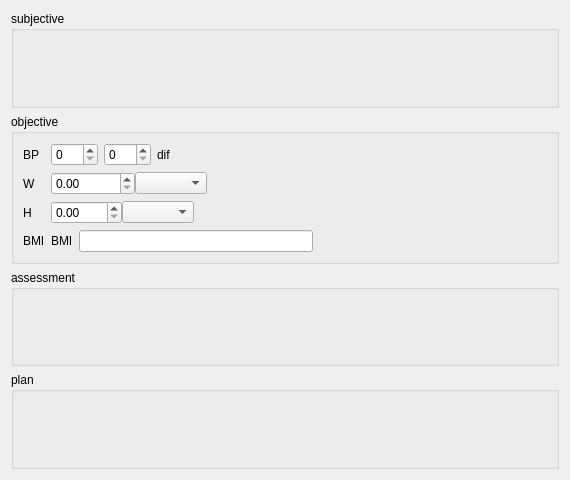
The window that subforms/generic/soap_with_biomeasurements_version_2/ui/xx/soapbio.ui (jeromecc/freehealth-ehr-france) describes before a commit, drawn with Qt 5.
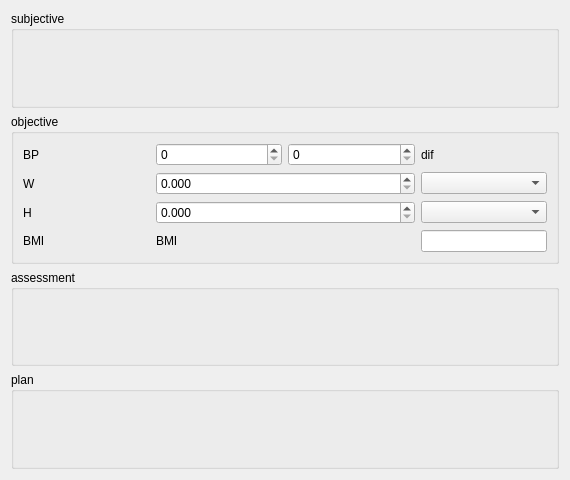
The same window after the commit.

```diff
--- a/subforms/generic/soap_with_biomeasurements_version_2/ui/xx/soapbio.ui
+++ b/subforms/generic/soap_with_biomeasurements_version_2/ui/xx/soapbio.ui
@@ -31,9 +31,9 @@
      <property name="title">
       <string>objective</string>
      </property>
-     <layout class="QVBoxLayout" name="verticalLayout">
+     <layout class="QHBoxLayout" name="horizontalLayout">
       <item>
-       <layout class="QFormLayout" name="formLayout">
+       <layout class="QGridLayout" name="gridLayout">
         <item row="0" column="0">
          <widget class="QLabel" name="bpLabel">
           <property name="text">
@@ -42,8 +42,6 @@
          </widget>
         </item>
         <item row="0" column="1">
-         <layout class="QHBoxLayout" name="horizontalLayout">
-          <item>
            <widget class="QSpinBox" name="bpSyst">
             <property name="maximum">
              <number>300</number>
@@ -53,7 +51,7 @@
             </property>
            </widget>
           </item>
-          <item>
+        <item row="0" column="2">
            <widget class="QSpinBox" name="bpDiast">
             <property name="maximum">
              <number>300</number>
@@ -63,28 +61,13 @@
             </property>
            </widget>
           </item>
-          <item>
+        <item row="0" column="3">
            <widget class="QLabel" name="bpPulse">
             <property name="text">
              <string>dif</string>
             </property>
            </widget>
           </item>
-          <item>
-           <spacer name="horizontalSpacer">
-            <property name="orientation">
-             <enum>Qt::Horizontal</enum>
-            </property>
-            <property name="sizeHint" stdset="0">
-             <size>
-              <width>40</width>
-              <height>20</height>
-             </size>
-            </property>
-           </spacer>
-          </item>
-         </layout>
-        </item>
         <item row="1" column="0">
          <widget class="QLabel" name="wLabel">
           <property name="text">
@@ -92,39 +75,28 @@
           </property>
          </widget>
         </item>
-        <item row="1" column="1">
-         <layout class="QHBoxLayout" name="horizontalLayout_3">
-          <property name="spacing">
-           <number>0</number>
-          </property>
-          <item>
+        <item row="1" column="1" colspan="2">
            <widget class="QDoubleSpinBox" name="weight">
+          <property name="decimals">
+           <number>3</number>
+          </property>
             <property name="maximum">
              <double>1000000.000000000000000</double>
             </property>
            </widget>
           </item>
-          <item>
+        <item row="1" column="3">
            <widget class="QComboBox" name="weightUnit">
+          <property name="sizePolicy">
+           <sizepolicy hsizetype="Minimum" vsizetype="Fixed">
+            <horstretch>0</horstretch>
+            <verstretch>0</verstretch>
+           </sizepolicy>
+          </property>
             <property name="focusPolicy">
              <enum>Qt::StrongFocus</enum>
             </property>
            </widget>
-          </item>
-          <item>
-           <spacer name="horizontalSpacer_2">
-            <property name="orientation">
-             <enum>Qt::Horizontal</enum>
-            </property>
-            <property name="sizeHint" stdset="0">
-             <size>
-              <width>40</width>
-              <height>20</height>
-             </size>
-            </property>
-           </spacer>
-          </item>
-         </layout>
         </item>
         <item row="2" column="0">
          <widget class="QLabel" name="hLabel">
@@ -133,39 +105,31 @@
           </property>
          </widget>
         </item>
-        <item row="2" column="1">
-         <layout class="QHBoxLayout" name="horizontalLayout_4">
-          <property name="spacing">
-           <number>0</number>
-          </property>
-          <item>
+        <item row="2" column="1" colspan="2">
            <widget class="QDoubleSpinBox" name="height">
+          <property name="decimals">
+           <number>3</number>
+          </property>
+          <property name="minimum">
+           <double>0.000000000000000</double>
+          </property>
             <property name="maximum">
              <double>1000.000000000000000</double>
             </property>
            </widget>
           </item>
-          <item>
+        <item row="2" column="3">
            <widget class="QComboBox" name="heightUnit">
+          <property name="sizePolicy">
+           <sizepolicy hsizetype="Minimum" vsizetype="Fixed">
+            <horstretch>0</horstretch>
+            <verstretch>0</verstretch>
+           </sizepolicy>
+          </property>
             <property name="focusPolicy">
              <enum>Qt::StrongFocus</enum>
             </property>
            </widget>
-          </item>
-          <item>
-           <spacer name="horizontalSpacer_3">
-            <property name="orientation">
-             <enum>Qt::Horizontal</enum>
-            </property>
-            <property name="sizeHint" stdset="0">
-             <size>
-              <width>40</width>
-              <height>20</height>
-             </size>
-            </property>
-           </spacer>
-          </item>
-         </layout>
         </item>
         <item row="3" column="0">
          <widget class="QLabel" name="bmiLabel">
@@ -174,39 +138,34 @@
           </property>
          </widget>
         </item>
-        <item row="3" column="1">
-         <layout class="QHBoxLayout" name="horizontalLayout_2">
-          <item>
+        <item row="3" column="1" colspan="2">
            <widget class="QLabel" name="bmiValueLabel">
+          <property name="sizePolicy">
+           <sizepolicy hsizetype="Minimum" vsizetype="Preferred">
+            <horstretch>0</horstretch>
+            <verstretch>0</verstretch>
+           </sizepolicy>
+          </property>
             <property name="text">
              <string>BMI</string>
             </property>
            </widget>
           </item>
-          <item>
+        <item row="3" column="3">
            <widget class="QLineEdit" name="bmiValueLineEdit">
+          <property name="sizePolicy">
+           <sizepolicy hsizetype="Minimum" vsizetype="Fixed">
+            <horstretch>0</horstretch>
+            <verstretch>0</verstretch>
+           </sizepolicy>
+          </property>
             <property name="readOnly">
              <bool>true</bool>
             </property>
            </widget>
           </item>
-          <item>
-           <spacer name="horizontalSpacer_4">
-            <property name="orientation">
-             <enum>Qt::Horizontal</enum>
-            </property>
-            <property name="sizeHint" stdset="0">
-             <size>
-              <width>40</width>
-              <height>20</height>
-             </size>
-            </property>
-           </spacer>
-          </item>
-         </layout>
-        </item>
-       </layout>
-      </item>
+       </layout>
+      </item>
       <item>
        <layout class="QVBoxLayout" name="oLayout"/>
       </item>
```
Left out of the diff: 6 changed lines with no effect on the pictures. Lines whose indentation alone changed are shown as unchanged.
